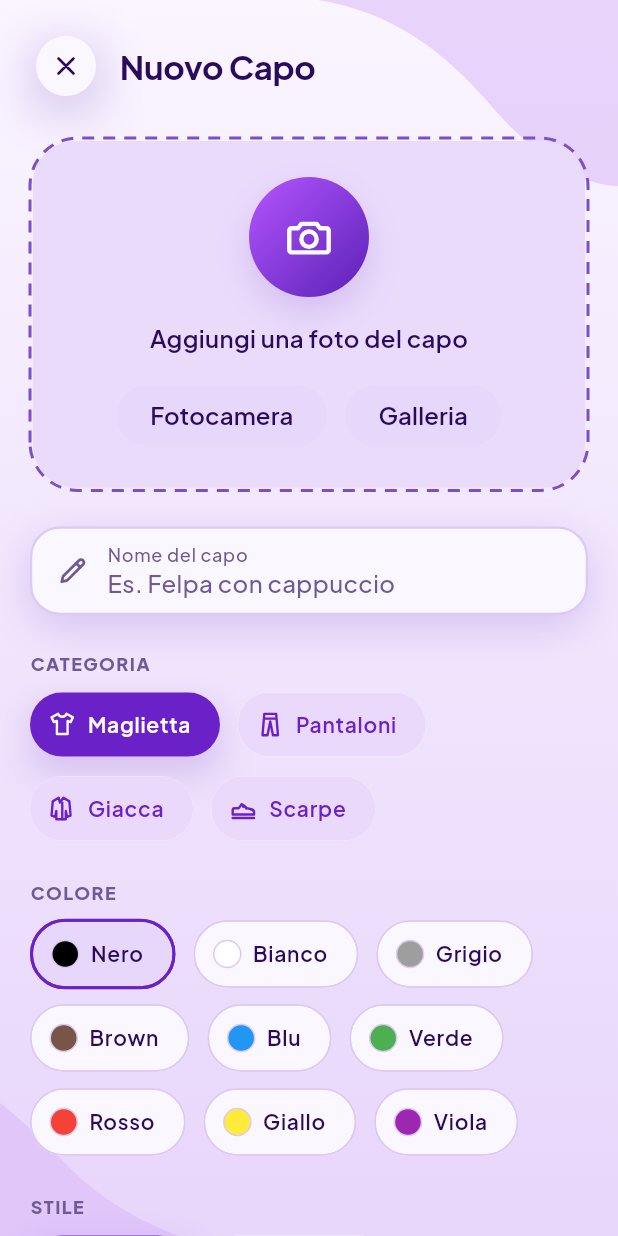
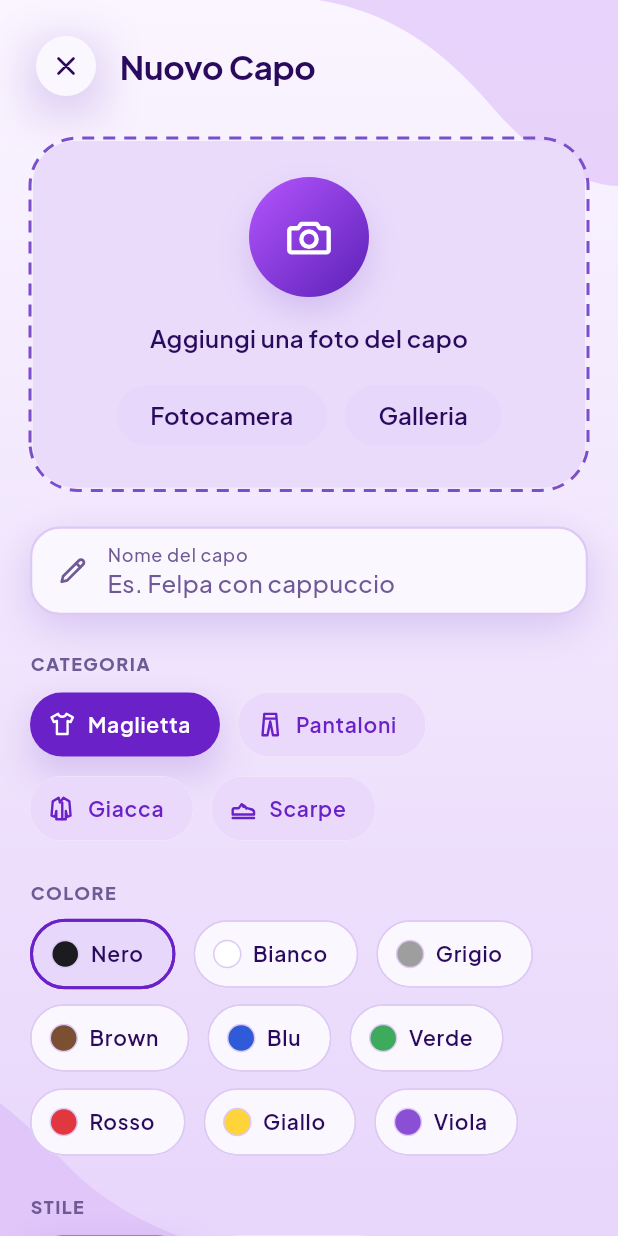
Before and after one commit to mirkomentoITS/wera, a Flutter app: the CapoPage screen opened directly, on a phone screen of 412 x 824 dp. Run offline on Flutter 3.47's test engine with Material 3 defaults, Android fonts, the phone set to English and light mode, and no system bars; drawn by our look-alikes of dotted_border; our stand-ins replace flutter_svg, image_picker; network calls fail.

Commit message:
fix(pages): small minor fixes

```diff
--- a/lib/features/armadio/widgets/card_capo.dart
+++ b/lib/features/armadio/widgets/card_capo.dart
@@ -57,7 +57,7 @@ class CardCapo extends StatelessWidget {
                 right: 5,
                 child: IconButton(
                   icon: SvgPicture.asset(
-                    isFavorite ? 'assets/icons/favorite_filled.svg'
+                    isFavorite ? 'assets/icons/favorite-filled.svg'
                                : 'assets/icons/favorite.svg',
                     colorFilter: ColorFilter.mode(c.onSecondary, BlendMode.srcIn),
                   ),
--- a/lib/features/capo/pages/capo_page.dart
+++ b/lib/features/capo/pages/capo_page.dart
@@ -9,6 +9,7 @@ import '../../../shared/models/chip_item.dart';
 import '../../../shared/widgets/chip_colors.dart';
 import '../../../shared/models/chip_color.dart';
 
+import '../../../design/tokens/colors.dart';
 import '../../../design/tokens/typography.dart';
 import '../../../design/tokens/spacing.dart';
 
@@ -90,39 +91,39 @@ class CapoPage extends StatelessWidget {
                       colors: [
                         ChipColor(
                           label: 'Nero',
-                          color: Colors.black,
+                          color: WardrobeColors.nero,
                         ),
                         ChipColor(
                           label: 'Bianco',
-                          color: Colors.white,
+                          color: WardrobeColors.bianco,
                         ),
                         ChipColor(
                           label: 'Grigio',
-                          color: Colors.grey,
+                          color: WardrobeColors.grigio,
                         ),
                         ChipColor(
                           label: 'Brown',
-                          color: Colors.brown,
+                          color: WardrobeColors.marrone,
                         ),
                         ChipColor(
                           label: 'Blu',
-                          color: Colors.blue,
+                          color: WardrobeColors.blu,
                         ),
                         ChipColor(
                           label: 'Verde',
-                          color: Colors.green,
+                          color: WardrobeColors.verde,
                         ),
                         ChipColor(
                           label: 'Rosso',
-                          color: Colors.red,
+                          color: WardrobeColors.rosso,
                         ),
                         ChipColor(
                           label: 'Giallo',
-                          color: Colors.yellow,
+                          color: WardrobeColors.giallo,
                         ),
                         ChipColor(
                           label: 'Viola',
-                          color: Colors.purple,
+                          color: WardrobeColors.viola,
                         ),
                       ],
                     ),
@@ -175,11 +176,11 @@ class CapoPage extends StatelessWidget {
                         ),
                         ChipItem(
                           label: 'Estate',
-                          icon: 'assets/icons/wb-sunny.svg',
+                          icon: 'assets/icons/sunny.svg',
                         ),
                         ChipItem(
                           label: 'Autunno',
-                          icon: 'assets/icons/sunny.svg',
+                          icon: 'assets/icons/autumn.svg',
                         ),
                         ChipItem(
                           label: 'Inverno',
--- a/lib/navigation/main_navigation.dart
+++ b/lib/navigation/main_navigation.dart
@@ -18,6 +18,8 @@ class _MainNavigationState extends State<MainNavigation> {
   int selectedIndex = 0;
 
   final pages = const [
+    Scaffold(),
+    Scaffold(),
     ArmadioPage(),
     CapoPage(),
     ProfilePage(),
--- a/lib/shared/widgets/chip_items.dart
+++ b/lib/shared/widgets/chip_items.dart
@@ -43,8 +43,8 @@ class ChipItems extends StatelessWidget {
         decoration: BoxDecoration(
           boxShadow: isSelected ? AppShadows.button(context) : null
         ),
-        child: FilterChip(
-          avatar: SvgPicture.asset(
+        child: FilterChip(              // il filtro deve essere multiplo
+          avatar: SvgPicture.asset(     // devo poter selezionare piu chip
             item.icon,
             width: 20,
             height: 20,
```
